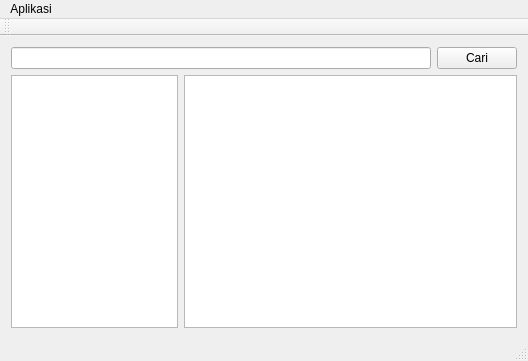
First picture: the form in src/mainwindow.ui, repository bgli/kbbi-qt, before the edit.
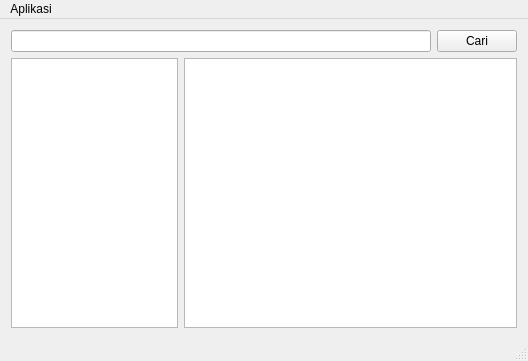
Second picture: the form after the edit. Icons and pictures are not drawn.

Commit message: Remove unused widget

What changed in the file:
```diff
--- a/src/mainwindow.ui
+++ b/src/mainwindow.ui
@@ -104,14 +104,6 @@
    </widget>
    <addaction name="menuFIle"/>
   </widget>
-  <widget class="QToolBar" name="mainToolBar">
-   <attribute name="toolBarArea">
-    <enum>TopToolBarArea</enum>
-   </attribute>
-   <attribute name="toolBarBreak">
-    <bool>false</bool>
-   </attribute>
-  </widget>
   <widget class="QStatusBar" name="statusBar"/>
   <action name="actionBantuan">
    <property name="text">
```
